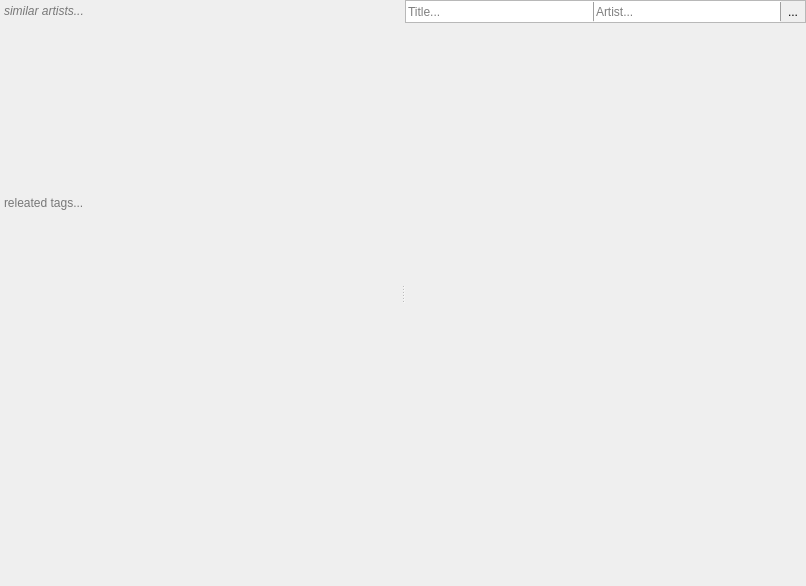
Old version of the form src/views/infoview.ui in the repository milohr/babe-qt.
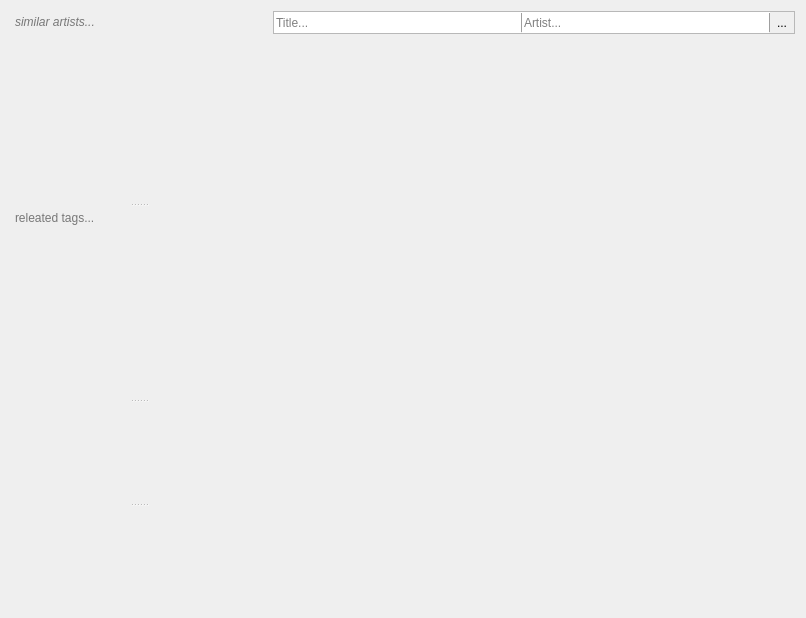
New version of the form. Icons and pictures are not drawn.

```diff
--- a/src/views/infoview.ui
+++ b/src/views/infoview.ui
@@ -19,33 +19,15 @@
   <property name="windowTitle">
    <string>Form</string>
   </property>
-  <layout class="QHBoxLayout" name="horizontalLayout_3">
-   <property name="spacing">
-    <number>0</number>
-   </property>
-   <property name="leftMargin">
-    <number>0</number>
-   </property>
-   <property name="topMargin">
-    <number>0</number>
-   </property>
-   <property name="rightMargin">
-    <number>0</number>
-   </property>
-   <property name="bottomMargin">
-    <number>0</number>
-   </property>
+  <layout class="QHBoxLayout" name="horizontalLayout">
    <item>
     <widget class="QSplitter" name="splitter">
      <property name="orientation">
-      <enum>Qt::Horizontal</enum>
+      <enum>Qt::Vertical</enum>
      </property>
-     <widget class="QWidget" name="layoutWidget">
-      <layout class="QVBoxLayout" name="artistLayout">
-       <property name="spacing">
-        <number>0</number>
-       </property>
-       <item>
+     <property name="childrenCollapsible">
+      <bool>false</bool>
+     </property>
         <widget class="QTextBrowser" name="similarArtistInfo">
          <property name="sizePolicy">
           <sizepolicy hsizetype="Expanding" vsizetype="Minimum">
@@ -75,8 +57,6 @@
           <string>similar artists... </string>
          </property>
         </widget>
-       </item>
-       <item>
         <widget class="QTextBrowser" name="tagsInfo">
          <property name="sizePolicy">
           <sizepolicy hsizetype="Expanding" vsizetype="Minimum">
@@ -97,8 +77,6 @@
           <string>releated tags...</string>
          </property>
         </widget>
-       </item>
-       <item>
         <widget class="QTextBrowser" name="artistText">
          <property name="minimumSize">
           <size>
@@ -116,8 +94,6 @@
           <enum>QFrame::NoFrame</enum>
          </property>
         </widget>
-       </item>
-       <item>
         <widget class="QTextBrowser" name="albumText">
          <property name="sizePolicy">
           <sizepolicy hsizetype="Expanding" vsizetype="Minimum">
@@ -141,10 +117,9 @@
           <enum>QFrame::NoFrame</enum>
          </property>
         </widget>
-       </item>
-      </layout>
-     </widget>
-     <widget class="QWidget" name="layoutWidget">
+    </widget>
+   </item>
+   <item>
       <layout class="QVBoxLayout" name="lyricsLayout">
        <property name="spacing">
         <number>0</number>
@@ -283,8 +258,6 @@
         </widget>
        </item>
       </layout>
-     </widget>
-    </widget>
    </item>
   </layout>
  </widget>
```
Lines whose indentation alone changed are shown as unchanged.
